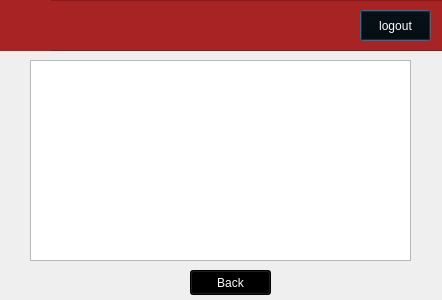
The window that browseanimalsview.ui (maliklewis/comp3004) describes before a commit, drawn with Qt 5.
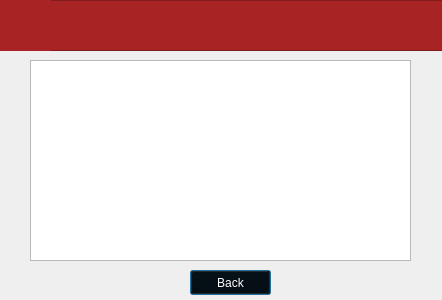
The same window after the commit. Icons and pictures are not drawn.

The edit to the form file:
```diff
--- a/browseanimalsview.ui
+++ b/browseanimalsview.ui
@@ -63,25 +63,6 @@
      <bool>true</bool>
     </property>
    </widget>
-   <widget class="QPushButton" name="logoutButton">
-    <property name="geometry">
-     <rect>
-      <x>360</x>
-      <y>10</y>
-      <width>71</width>
-      <height>31</height>
-     </rect>
-    </property>
-    <property name="styleSheet">
-     <string notr="true">background-color: rgb(0, 0, 0);
-color: rgb(255, 255, 255);
-border-color: rgb(0, 0, 0);
-</string>
-    </property>
-    <property name="text">
-     <string>logout</string>
-    </property>
-   </widget>
   </widget>
   <widget class="QPushButton" name="backButton">
    <property name="geometry">
```
